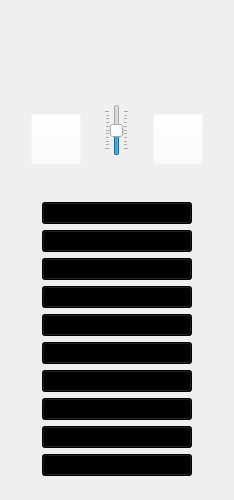
First picture: the form in playlistradio.ui, repository MaximTarutin/maxradio2, before the edit.
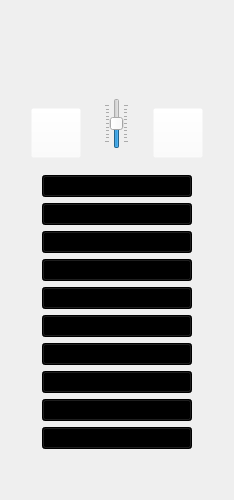
Second picture: the form after the edit. Icons and pictures are not drawn.

Diff of the .ui file:
```diff
--- a/playlistradio.ui
+++ b/playlistradio.ui
@@ -274,7 +274,7 @@
        <property name="sizeHint" stdset="0">
         <size>
          <width>20</width>
-         <height>40</height>
+         <height>20</height>
         </size>
        </property>
       </spacer>
@@ -614,7 +614,7 @@
        <property name="sizeHint" stdset="0">
         <size>
          <width>20</width>
-         <height>13</height>
+         <height>40</height>
         </size>
        </property>
       </spacer>
```
